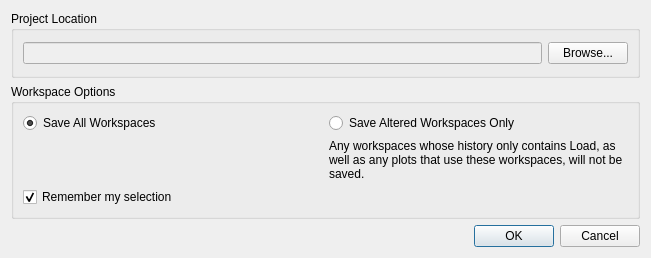
This is qt/python/mantidqt/widgets/saveprojectdialog/saveprojectdialog.ui in mantidproject/mantid as Qt 5 draws it before an edit. The edited form follows.
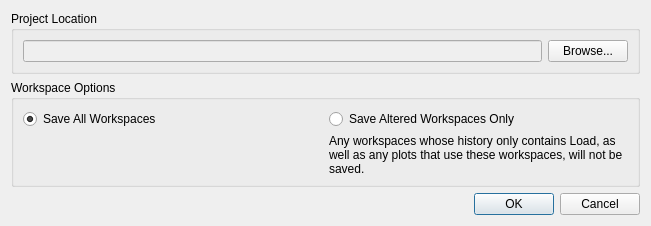
This is the edited form.

Commit message: Re #27472 remove remember selection checkbox and use UserConfig

The edit to the form file:
```diff
--- a/qt/python/mantidqt/widgets/saveprojectdialog/saveprojectdialog.ui
+++ b/qt/python/mantidqt/widgets/saveprojectdialog/saveprojectdialog.ui
@@ -7,7 +7,7 @@
     <x>0</x>
     <y>0</y>
     <width>651</width>
-    <height>258</height>
+    <height>226</height>
    </rect>
   </property>
   <property name="windowTitle">
@@ -78,16 +78,6 @@
         </item>
        </layout>
       </item>
-      <item row="2" column="0">
-       <widget class="QCheckBox" name="remember_selection_check_box">
-        <property name="text">
-         <string>Remember my selection</string>
-        </property>
-        <property name="checked">
-         <bool>true</bool>
-        </property>
-       </widget>
-      </item>
      </layout>
     </widget>
    </item>
```
The commit also changes 7 other files.
